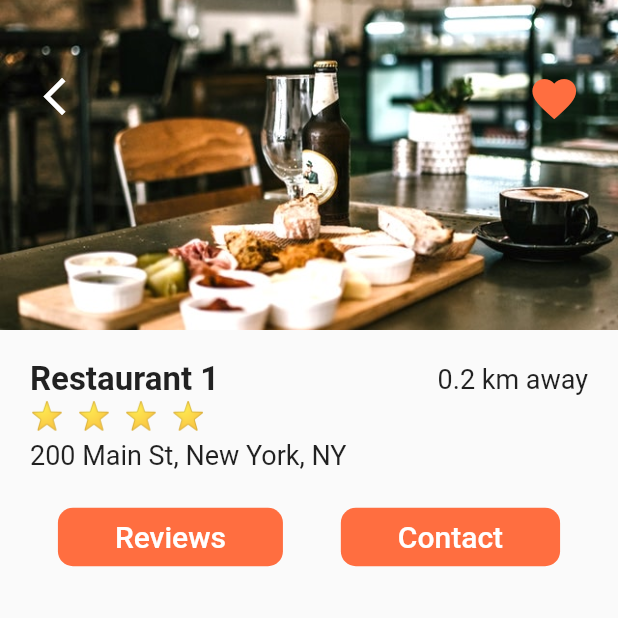
After one commit to fouadsan/food_delivery_app, a Flutter app: the screen it shows after launch, after a tap on "Restaurant 1", on a phone screen of 412 x 824 dp, the top half of it. The commit adds this screen. Run offline on Flutter 3.47's test engine with Material 2 defaults, Android fonts, the phone set to English and light mode, and no system bars.

Commit message:
Worked on restaurant detail page

```diff
--- a/food_delivery/lib/screens/home_screen.dart
+++ b/food_delivery/lib/screens/home_screen.dart
@@ -4,6 +4,7 @@ import '../data/data.dart';
 import '../widgets/recent_orders.dart';
 import '../models/restaurant.dart';
 import '../widgets/rating_stars.dart';
+import '../screens/restaurant_screen.dart';
 
 class HomeScreen extends StatefulWidget {
   const HomeScreen({Key? key}) : super(key: key);
@@ -17,7 +18,12 @@ class _HomeScreenState extends State<HomeScreen> {
     List<Widget> restaurantList = [];
     restaurants.forEach((Restaurant restaurant) {
       restaurantList.add(
-        Container(
+        GestureDetector(
+          onTap: () => Navigator.push(
+              context,
+              MaterialPageRoute(
+                  builder: (_) => RestaurantScreen(restaurant: restaurant))),
+          child: Container(
             margin: EdgeInsets.symmetric(horizontal: 20.0, vertical: 10.0),
             decoration: BoxDecoration(
               color: Colors.white,
@@ -31,6 +37,8 @@ class _HomeScreenState extends State<HomeScreen> {
               children: <Widget>[
                 ClipRRect(
                   borderRadius: BorderRadius.circular(15.0),
+                  child: Hero(
+                    tag: restaurant.imageUrl,
                     child: Image(
                       height: 150.0,
                       width: 150.0,
@@ -38,6 +46,7 @@ class _HomeScreenState extends State<HomeScreen> {
                         restaurant.imageUrl,
                       ),
                       fit: BoxFit.cover,
+                    ),
                   ),
                 ),
                 Container(
@@ -77,6 +86,7 @@ class _HomeScreenState extends State<HomeScreen> {
                   ),
                 ),
               ],
+            ),
           ),
         ),
       );
--- /dev/null
+++ b/food_delivery/lib/screens/restaurant_screen.dart
@@ -0,0 +1,140 @@
+import 'package:flutter/material.dart';
+import 'package:food_delivery/widgets/rating_stars.dart';
+import '../models/restaurant.dart';
+
+class RestaurantScreen extends StatefulWidget {
+  const RestaurantScreen({Key? key, required this.restaurant})
+      : super(key: key);
+
+  final Restaurant restaurant;
+
+  @override
+  _RestaurantScreenState createState() => _RestaurantScreenState();
+}
+
+class _RestaurantScreenState extends State<RestaurantScreen> {
+  @override
+  Widget build(BuildContext context) {
+    return Scaffold(
+      body: Column(
+        children: <Widget>[
+          Stack(
+            children: <Widget>[
+              Hero(
+                tag: widget.restaurant.imageUrl,
+                child: Image(
+                  height: 220.0,
+                  width: MediaQuery.of(context).size.width,
+                  image: AssetImage(widget.restaurant.imageUrl),
+                  fit: BoxFit.cover,
+                ),
+              ),
+              Padding(
+                padding: const EdgeInsets.symmetric(
+                    horizontal: 20.0, vertical: 40.0),
+                child: Row(
+                  mainAxisAlignment: MainAxisAlignment.spaceBetween,
+                  children: <Widget>[
+                    IconButton(
+                      onPressed: () => Navigator.pop(context),
+                      icon: Icon(
+                        Icons.arrow_back_ios,
+                        color: Colors.white,
+                        size: 30.0,
+                      ),
+                    ),
+                    IconButton(
+                      onPressed: () {},
+                      icon: Icon(
+                        Icons.favorite,
+                        color: Theme.of(context).primaryColor,
+                        size: 35.0,
+                      ),
+                    ),
+                  ],
+                ),
+              ),
+            ],
+          ),
+          Padding(
+            padding: const EdgeInsets.all(20.0),
+            child: Column(
+              crossAxisAlignment: CrossAxisAlignment.start,
+              children: <Widget>[
+                Row(
+                  mainAxisAlignment: MainAxisAlignment.spaceBetween,
+                  children: <Widget>[
+                    Text(
+                      widget.restaurant.name,
+                      style: TextStyle(
+                        fontSize: 22.0,
+                        fontWeight: FontWeight.w600,
+                      ),
+                    ),
+                    Text(
+                      '0.2 km away',
+                      style: TextStyle(
+                        fontSize: 18.0,
+                      ),
+                    ),
+                  ],
+                ),
+                RatingStars(rating: widget.restaurant.rating),
+                SizedBox(height: 6.0),
+                Text(
+                  widget.restaurant.address,
+                  style: TextStyle(
+                    fontSize: 18.0,
+                  ),
+                ),
+              ],
+            ),
+          ),
+          Row(
+            mainAxisAlignment: MainAxisAlignment.spaceEvenly,
+            children: <Widget>[
+              TextButton(
+                onPressed: () {},
+                child: Padding(
+                  padding: const EdgeInsets.symmetric(horizontal: 30.0),
+                  child: Text(
+                    'Reviews',
+                    style: TextStyle(
+                      color: Colors.white,
+                      fontSize: 20.0,
+                    ),
+                  ),
+                ),
+                style: TextButton.styleFrom(
+                  shape: RoundedRectangleBorder(
+                    borderRadius: BorderRadius.circular(10.0),
+                  ),
+                  backgroundColor: Theme.of(context).primaryColor,
+                ),
+              ),
+              TextButton(
+                onPressed: () {},
+                child: Padding(
+                  padding: const EdgeInsets.symmetric(horizontal: 30.0),
+                  child: Text(
+                    'Contact',
+                    style: TextStyle(
+                      color: Colors.white,
+                      fontSize: 20.0,
+                    ),
+                  ),
+                ),
+                style: TextButton.styleFrom(
+                  shape: RoundedRectangleBorder(
+                    borderRadius: BorderRadius.circular(10.0),
+                  ),
+                  backgroundColor: Theme.of(context).primaryColor,
+                ),
+              ),
+            ],
+          ),
+        ],
+      ),
+    );
+  }
+}
```
Lines whose indentation alone changed are shown as unchanged.
